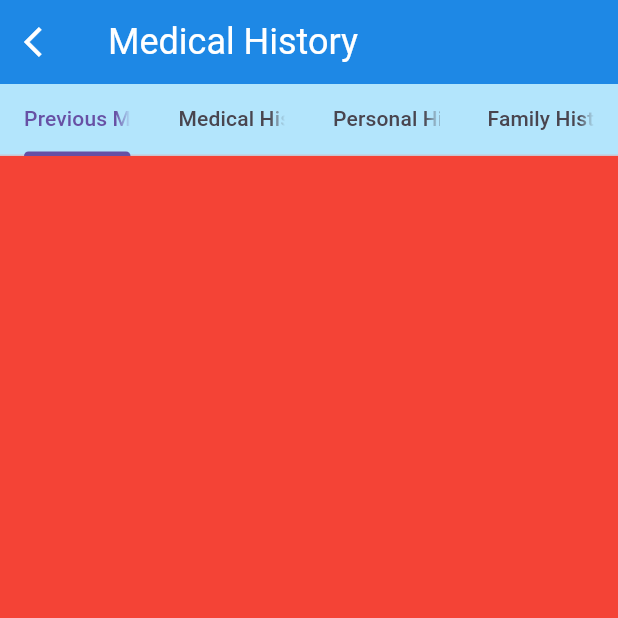
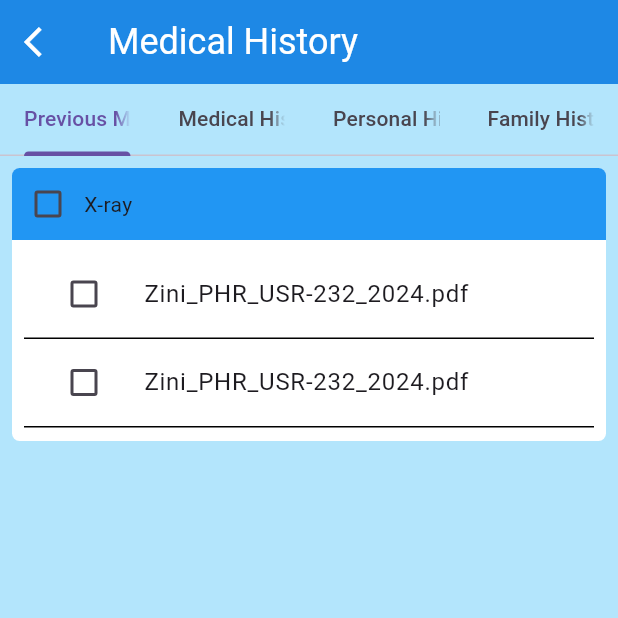
Before and after one commit to JATINSINGAL1/meri_sehat, a Flutter app: the MedicalHistory screen opened directly, on a phone screen of 412 x 824 dp, the top half of it. Run offline on Flutter 3.47's test engine with Material 3 defaults, Android fonts, the phone set to English and light mode, and no system bars; our stand-ins replace smooth_page_indicator.

Commit message:
frontend 90%

```diff
--- a/lib/features/Home/Online Consultation/screen.dart
+++ b/lib/features/Home/Online Consultation/screen.dart
@@ -4,6 +4,7 @@ import 'package:flutter/widgets.dart';
 import 'package:meri_sehat/features/Home/Online%20Consultation/cards/card1.dart';
 import 'package:meri_sehat/features/Home/Online%20Consultation/cards/card2.dart';
 import 'package:meri_sehat/features/Home/Online%20Consultation/cards/card3.dart';
+import 'package:meri_sehat/features/Home/Online%20Consultation/cards/card4.dart';
 import 'package:meri_sehat/features/Home/Online%20Consultation/cards/card5.dart';
 
 class OnlineConsultation extends StatelessWidget {
@@ -86,6 +87,7 @@ class OnlineConsultation extends StatelessWidget {
               const CurrentHealthRecord(),
               const ActiveMedication(),
               const ClinicalExamination(),
+              const Query(),
               const Doctor(),
 
             ],
--- /dev/null
+++ b/lib/features/Profile/Medical History/Tabbar Screens/previousmedical.dart
@@ -0,0 +1,66 @@
+import 'package:flutter/material.dart';
+
+class PreviousMedical extends StatelessWidget {
+  const PreviousMedical({super.key});
+
+  @override
+  Widget build(BuildContext context) {
+    return Padding(
+      padding: EdgeInsets.all(8),
+      child: Column(
+        children: [
+          Container(
+            decoration: BoxDecoration(
+                color: Colors.white, borderRadius: BorderRadius.circular(5)),
+            child: Column(
+              children: [
+                Container(
+                  decoration: BoxDecoration(
+                    color: Colors.blue,
+                    borderRadius: BorderRadius.only(
+                      topRight: Radius.circular(5.0),
+                      topLeft: Radius.circular(5.0),
+                    ),
+                  ),
+                  child: Row(
+                    children: [
+                      Checkbox(
+                        value: false,
+                        onChanged: (bool? value) {},
+                      ),
+                      Text("X-ray")
+                    ],
+                  ),
+                ),
+                Padding(
+                  padding: const EdgeInsets.all(8.0),
+                  child: ListView.builder(
+                    shrinkWrap: true,
+                    itemCount: 2,
+                    itemBuilder: (context, index) {
+                      return Column(
+                        children: [
+                          ListTile(
+                            leading: Checkbox(
+                              value: false,
+                              onChanged: (bool? value) {},
+                            ),
+                            title: Text("Zini_PHR_USR-232_2024.pdf"),
+                          ),
+                          Divider(
+                            height: 3,
+                            color: Colors.black,
+                          ),
+                        ],
+                      );
+                    },
+                  ),
+                )
+              ],
+            ),
+          )
+        ],
+      ),
+    );
+  }
+}
--- /dev/null
+++ b/lib/features/Profile/Medical History/controller/medicalhistory_provider.dart
@@ -0,0 +1,13 @@
+import 'package:flutter/material.dart';
+import 'package:meri_sehat/constant/list.dart';
+
+class MedicalHistoryProvider extends ChangeNotifier {
+  TextEditingController familyHistory = TextEditingController();
+  void update() {
+    if (familyHistory.text.isNotEmpty) {
+      medicalProblem.add(familyHistory.text.toString());
+      familyHistory.clear();
+    }
+    notifyListeners();
+  }
+}
--- a/lib/features/Profile/Medical History/medicalhistory.dart
+++ b/lib/features/Profile/Medical History/medicalhistory.dart
@@ -1,6 +1,7 @@
 import 'package:flutter/material.dart';
 import 'package:meri_sehat/features/Profile/Medical%20History/Tabbar%20Screens/familyhistory.dart';
 import 'package:meri_sehat/features/Profile/Medical%20History/Tabbar%20Screens/personalhistory.dart';
+import 'package:meri_sehat/features/Profile/Medical%20History/Tabbar%20Screens/previousmedical.dart';
 
 class MedicalHistory extends StatelessWidget {
   const MedicalHistory({super.key});
@@ -25,9 +26,7 @@ class MedicalHistory extends StatelessWidget {
             Expanded(
               child: TabBarView(children: [
                 // Previous Medical
-                Container(
-                  color: Colors.red,
-                ),
+                const PreviousMedical(),
                 // Medical History
                 Container(
                   color: Colors.green,
--- a/lib/features/Vitals/checkvitalsform.dart
+++ b/lib/features/Vitals/checkvitalsform.dart
@@ -11,7 +11,8 @@ class CheckVital extends StatelessWidget {
         backgroundColor: Colors.blue[600],
         title: const Text("Check Vitals"),
       ),
-      body: Padding(
+      body: SingleChildScrollView(
+        child: Padding(
           padding: const EdgeInsets.all(8),
           child: Form(
 
@@ -30,6 +31,7 @@ class CheckVital extends StatelessWidget {
             ],
           )),
         ),
+      ),
     );
   }
 }
--- a/lib/main.dart
+++ b/lib/main.dart
@@ -2,6 +2,7 @@ import 'package:flutter/material.dart';
 import 'package:meri_sehat/features/Authentication/signup.dart';
 import 'package:meri_sehat/features/Home/Online%20Consultation/screen.dart';
 import 'package:meri_sehat/features/Profile/Basic%20Profile/controller/profile_provider.dart';
+import 'package:meri_sehat/features/Profile/Medical%20History/controller/medicalhistory_provider.dart';
 import 'package:meri_sehat/features/Profile/Medical%20History/medicalhistory.dart';
 import 'package:meri_sehat/features/Profile/dashboard.dart';
 import 'package:meri_sehat/features/Profile/Basic%20Profile/patientprofile.dart';
@@ -24,6 +25,7 @@ class MyApp extends StatelessWidget {
     return MultiProvider(
       providers: [
         ChangeNotifierProvider(create: (context) => ProfileProvider()),
+        ChangeNotifierProvider(create: (context) => MedicalHistoryProvider()),
       ],
       child: MaterialApp(
         debugShowCheckedModeBanner: false,
```
Also changed, not shown: lib/features/Home/Online Consultation/cards/card2.dart (+6 -2 lines), lib/features/Home/Online Consultation/cards/card3.dart (+9 -5 lines), lib/features/Home/Online Consultation/cards/card4.dart (added, +143 -0 lines), lib/features/Profile/Medical History/Tabbar Screens/familyhistory.dart (+56 -7 lines). Lines whose indentation alone changed are shown as unchanged.
